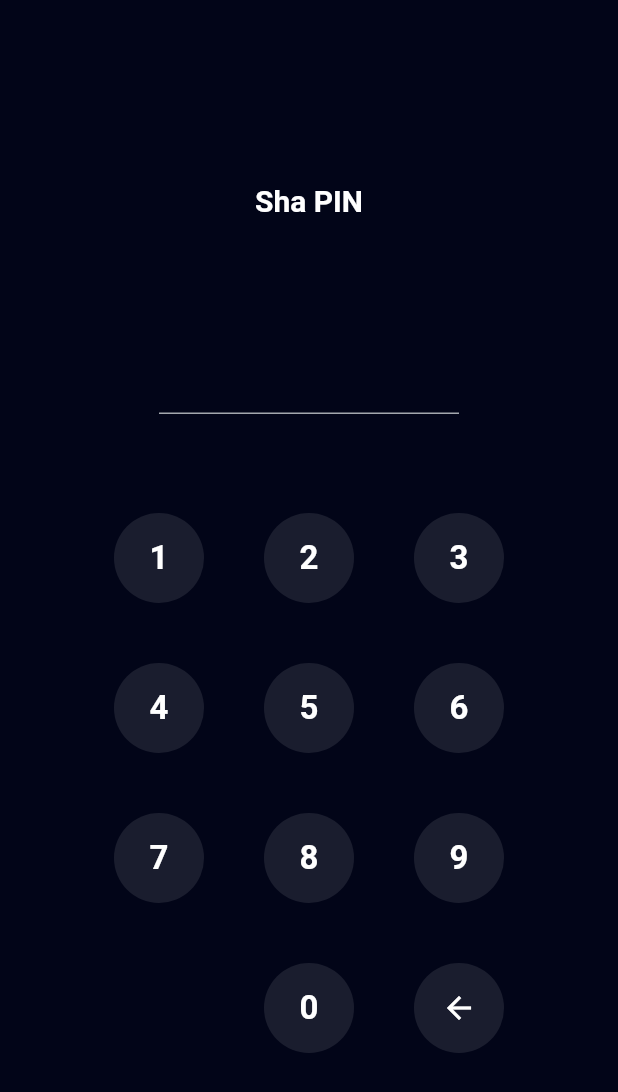
After one commit to rizalfadiaalfikri/bank-sha, a Flutter app: the PinPage screen opened by its route, on a phone screen of 412 x 824 dp. The commit adds this screen. Shown: the top 1092 px of the screen. Run offline on Flutter 3.47's test engine with Material 2 defaults, Android fonts, the phone set to English and light mode, and no system bars; our stand-ins replace carousel_slider, google_fonts.

Commit message:
slicing pin page

```diff
--- a/lib/main.dart
+++ b/lib/main.dart
@@ -1,6 +1,7 @@
 import 'package:bank_sha/shared/theme.dart';
 import 'package:bank_sha/ui/pages/home_page.dart';
 import 'package:bank_sha/ui/pages/onboarding_page.dart';
+import 'package:bank_sha/ui/pages/pin_page.dart';
 import 'package:bank_sha/ui/pages/profile_page.dart';
 import 'package:bank_sha/ui/pages/signin_page.dart';
 import 'package:bank_sha/ui/pages/signup_page.dart';
@@ -44,6 +45,7 @@ class MyApp extends StatelessWidget {
         '/signup-success': (context) => SignUpSuccessPage(),
         '/home': (context) => HomePage(),
         '/profile': (context) => ProfilePage(),
+        '/pin': (context) => PinPage(),
       },
     );
   }
--- /dev/null
+++ b/lib/ui/pages/pin_page.dart
@@ -0,0 +1,208 @@
+import 'package:bank_sha/shared/theme.dart';
+import 'package:flutter/material.dart';
+
+class PinPage extends StatefulWidget {
+  @override
+  State<PinPage> createState() => _PinPageState();
+}
+
+class _PinPageState extends State<PinPage> {
+  final TextEditingController pinController = TextEditingController(text: '');
+  addPin(String number) {
+    if (pinController.text.length < 6) {
+      setState(() {
+        pinController.text = pinController.text + number;
+      });
+    }
+  }
+
+  deletePin() {
+    if (pinController.text.isNotEmpty) {
+      setState(() {
+        pinController.text =
+            pinController.text.substring(0, pinController.text.length - 1);
+      });
+    }
+  }
+
+  @override
+  Widget build(BuildContext context) {
+    return Scaffold(
+      backgroundColor: darkBackgroundColor,
+      body: Center(
+        child: Padding(
+          padding: const EdgeInsets.symmetric(
+            horizontal: 50,
+          ),
+          child: Column(
+            mainAxisAlignment: MainAxisAlignment.center,
+            children: [
+              Text(
+                'Sha PIN',
+                style: TextStyle(
+                  color: Colors.white,
+                  fontSize: 20,
+                  fontWeight: semiBold,
+                ),
+              ),
+              const SizedBox(
+                height: 72,
+              ),
+              SizedBox(
+                width: 200,
+                child: TextFormField(
+                  enabled: false,
+                  controller: pinController,
+                  obscureText: true,
+                  cursorColor: greyColor,
+                  obscuringCharacter: '*',
+                  style: TextStyle(
+                    letterSpacing: 16,
+                    fontSize: 30,
+                    fontWeight: medium,
+                    color: Colors.white,
+                  ),
+                  decoration: InputDecoration(
+                    disabledBorder: UnderlineInputBorder(
+                      borderSide: BorderSide(
+                        color: greyColor,
+                      ),
+                    ),
+                    focusedBorder: UnderlineInputBorder(
+                      borderSide: BorderSide(
+                        color: greyColor,
+                      ),
+                    ),
+                  ),
+                ),
+              ),
+              const SizedBox(
+                height: 66,
+              ),
+              Wrap(
+                spacing: 40,
+                runSpacing: 40,
+                children: [
+                  CustomInputButton(
+                    title: '1',
+                    onTap: () {
+                      addPin('1');
+                    },
+                  ),
+                  CustomInputButton(
+                    title: '2',
+                    onTap: () {
+                      addPin('2');
+                    },
+                  ),
+                  CustomInputButton(
+                    title: '3',
+                    onTap: () {
+                      addPin('3');
+                    },
+                  ),
+                  CustomInputButton(
+                    title: '4',
+                    onTap: () {
+                      addPin('4');
+                    },
+                  ),
+                  CustomInputButton(
+                    title: '5',
+                    onTap: () {
+                      addPin('5');
+                    },
+                  ),
+                  CustomInputButton(
+                    title: '6',
+                    onTap: () {
+                      addPin('6');
+                    },
+                  ),
+                  CustomInputButton(
+                    title: '7',
+                    onTap: () {
+                      addPin('7');
+                    },
+                  ),
+                  CustomInputButton(
+                    title: '8',
+                    onTap: () {
+                      addPin('8');
+                    },
+                  ),
+                  CustomInputButton(
+                    title: '9',
+                    onTap: () {
+                      addPin('9');
+                    },
+                  ),
+                  const SizedBox(
+                    width: 60,
+                    height: 60,
+                  ),
+                  CustomInputButton(
+                    title: '0',
+                    onTap: () {
+                      addPin('0');
+                    },
+                  ),
+                  GestureDetector(
+                    onTap: () {
+                      deletePin();
+                    },
+                    child: Container(
+                      width: 60,
+                      height: 60,
+                      decoration: BoxDecoration(
+                        shape: BoxShape.circle,
+                        color: numberBackgroundColor,
+                      ),
+                      child: Center(
+                          child: Icon(
+                        Icons.arrow_back,
+                        color: Colors.white,
+                      )),
+                    ),
+                  ),
+                ],
+              )
+            ],
+          ),
+        ),
+      ),
+    );
+  }
+}
+
+class CustomInputButton extends StatelessWidget {
+  final String title;
+  final VoidCallback? onTap;
+  const CustomInputButton(
+      {super.key, required this.title, required this.onTap});
+
+  @override
+  Widget build(BuildContext context) {
+    return GestureDetector(
+      onTap: onTap,
+      child: Container(
+        width: 60,
+        height: 60,
+        decoration: BoxDecoration(
+          shape: BoxShape.circle,
+          color: numberBackgroundColor,
+        ),
+        child: Center(
+          child: Text(
+            title,
+            style: TextStyle(
+              fontSize: 22,
+              fontWeight: semiBold,
+              color: Colors.white,
+            ),
+          ),
+        ),
+      ),
+    );
+  }
+}
--- a/lib/ui/pages/profile_page.dart
+++ b/lib/ui/pages/profile_page.dart
@@ -74,7 +74,9 @@ class ProfilePage extends StatelessWidget {
                 ProfileMenuItem(
                   iconUrl: 'assets/ic_edit_profile.png',
                   title: 'Edit Profile',
-                  onTap: () {},
+                  onTap: () {
+                    Navigator.pushNamed(context, '/pin');
+                  },
                 ),
                 ProfileMenuItem(
                   iconUrl: 'assets/ic_pin.png',
```
